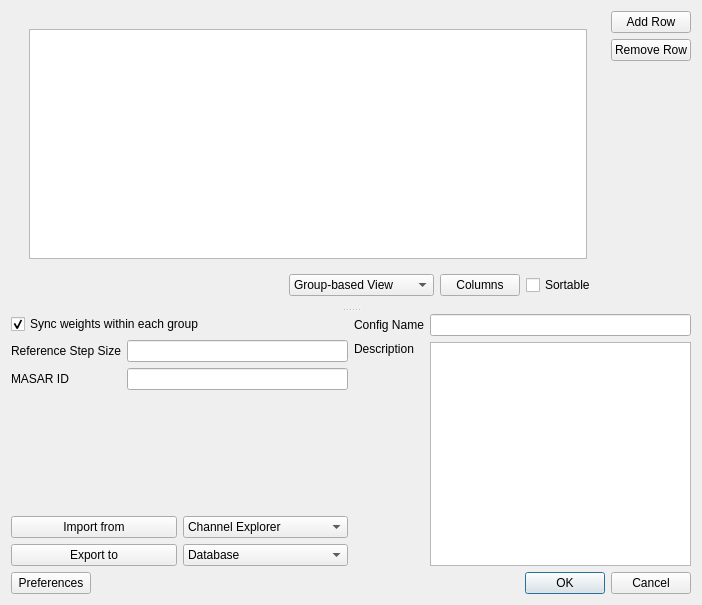
The window that aphla/gui/TinkerUtils/ui_tinkerConfigSetupDialog.ui (NSLS-II/aphla) describes before a commit, drawn with Qt 5.
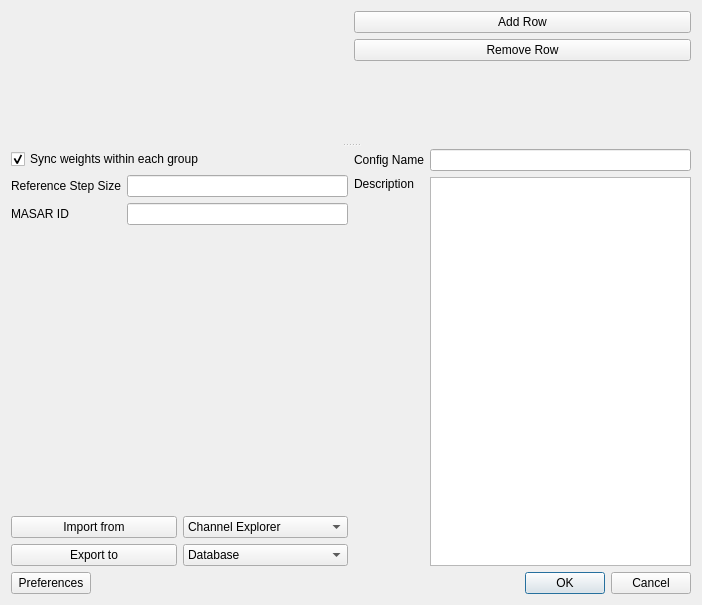
The same window after the commit.

Commit message: decoupled config DB view objects from config setup dialog

What changed in the file:
```diff
--- a/aphla/gui/TinkerUtils/ui_tinkerConfigSetupDialog.ui
+++ b/aphla/gui/TinkerUtils/ui_tinkerConfigSetupDialog.ui
@@ -28,77 +28,7 @@
         <widget class="QWidget" name="widget" native="true">
          <layout class="QGridLayout" name="gridLayout_5">
           <item row="0" column="0">
-           <layout class="QVBoxLayout" name="verticalLayout_2">
-            <item>
-             <widget class="QStackedWidget" name="stackedWidget">
-              <property name="currentIndex">
-               <number>1</number>
-              </property>
-              <widget class="QWidget" name="page_tree">
-               <layout class="QGridLayout" name="gridLayout_2">
-                <item row="0" column="0">
-                 <widget class="QTreeView" name="treeView"/>
-                </item>
-               </layout>
-              </widget>
-              <widget class="QWidget" name="page_table">
-               <layout class="QGridLayout" name="gridLayout">
-                <item row="0" column="0">
-                 <widget class="QTableView" name="tableView"/>
-                </item>
-               </layout>
-              </widget>
-             </widget>
-            </item>
-            <item>
-             <layout class="QHBoxLayout" name="horizontalLayout">
-              <item>
-               <spacer name="horizontalSpacer_2">
-                <property name="orientation">
-                 <enum>Qt::Horizontal</enum>
-                </property>
-                <property name="sizeHint" stdset="0">
-                 <size>
-                  <width>40</width>
-                  <height>20</height>
-                 </size>
-                </property>
-               </spacer>
-              </item>
-              <item>
-               <widget class="QComboBox" name="comboBox_view">
-                <item>
-                 <property name="text">
-                  <string>Group-based View</string>
-                 </property>
-                </item>
-                <item>
-                 <property name="text">
-                  <string>Channel-based View</string>
-                 </property>
-                </item>
-               </widget>
-              </item>
-              <item>
-               <widget class="QPushButton" name="pushButton_columns">
-                <property name="text">
-                 <string>Columns</string>
-                </property>
-               </widget>
-              </item>
-              <item>
-               <widget class="QCheckBox" name="checkBox_sortable">
-                <property name="text">
-                 <string>Sortable</string>
-                </property>
-                <property name="checked">
-                 <bool>false</bool>
-                </property>
-               </widget>
-              </item>
-             </layout>
-            </item>
-           </layout>
+           <layout class="QVBoxLayout" name="verticalLayout_2"/>
           </item>
          </layout>
         </widget>
```
Left out of the diff: 4 changed lines with no effect on the pictures. The commit also changes 2 other files.
